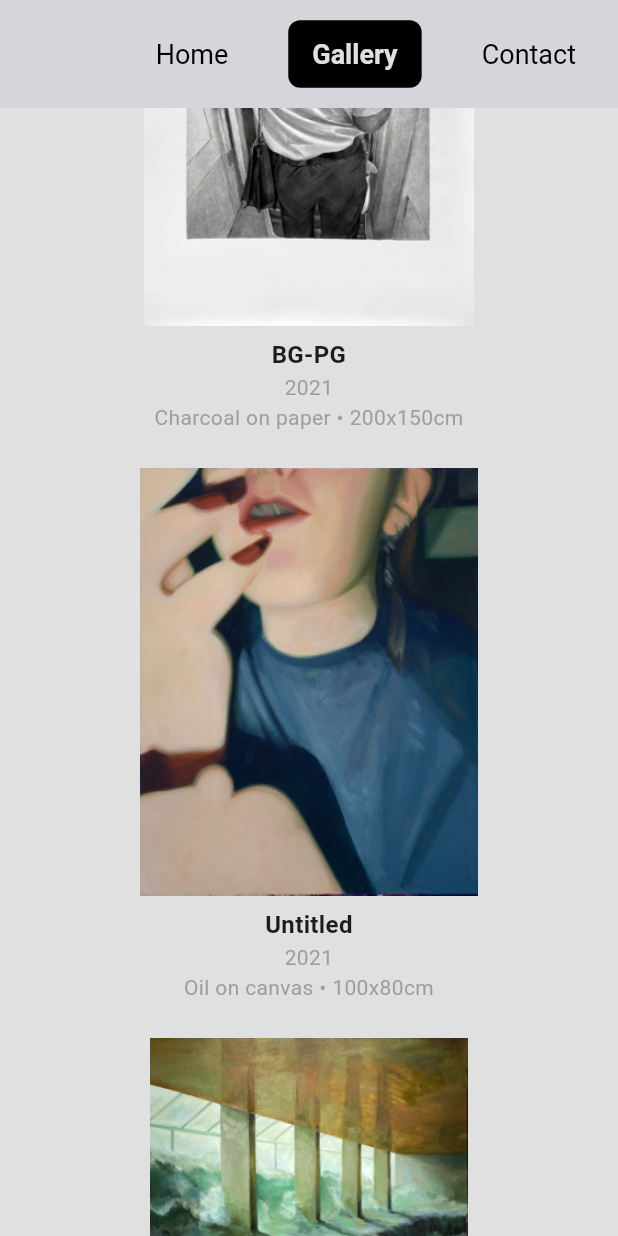
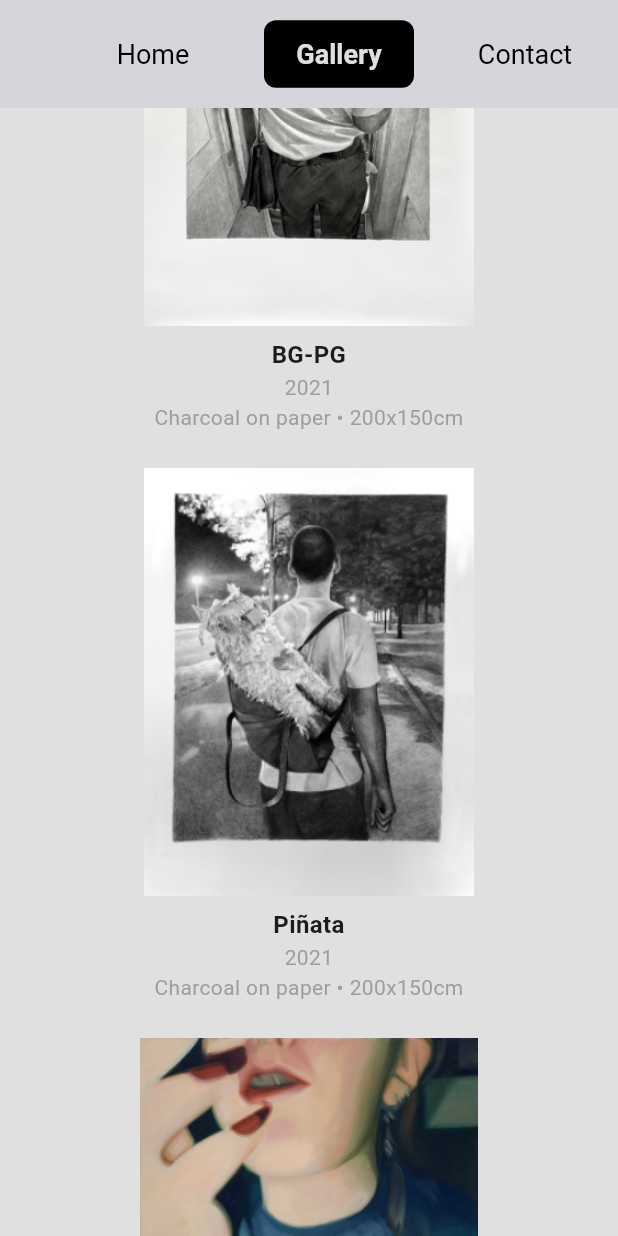
Before and after one commit to fishsalad183/exsy, a Flutter app: the GalleryScreen screen opened by its route, scrolled down 576 dp, on a phone screen of 412 x 824 dp. Run offline on Flutter 3.47's test engine with Material 3 defaults, Android fonts, the phone set to English and light mode, and no system bars; our stand-ins replace bloc, equatable, flutter_bloc, font_awesome_flutter; project files that could hold a hidden picture were left out.

Commit message:
Add artwork; improve nav button size

```diff
--- a/assets/data/albums.json
+++ b/assets/data/albums.json
@@ -4,6 +4,7 @@
     "imageUrls": [
       "assets/images/artworks/Jelena Milatović - Autoportret - Ugljen na papiru - 200x150cm - 2021.jpg",
       "assets/images/artworks/Jelena Milatović - BG-PG - Ugljen na papiru - 200x150cm - 2021.jpg",
+      "assets/images/artworks/Jelena Milatović - Pinjata - Ugljen na papiru - 200x150cm - 2021.jpg",
       "assets/images/artworks/Jelena Milatović - Bez naziva - Ugljen na papiru - 200x150cm - 2025.jpg"
     ],
     "description": null
--- a/assets/data/artworks.json
+++ b/assets/data/artworks.json
@@ -10,6 +10,14 @@
   {
     "title": "BG-PG",
     "imageUrl": "assets/images/artworks/Jelena Milatović - BG-PG - Ugljen na papiru - 200x150cm - 2021.jpg",
+    "description": null,
+    "dimensions": "200x150cm",
+    "year": 2021,
+    "technique": "Charcoal on paper"
+  },
+  {
+    "title": "Piñata",
+    "imageUrl": "assets/images/artworks/Jelena Milatović - Pinjata - Ugljen na papiru - 200x150cm - 2021.jpg",
     "description": null,
     "dimensions": "200x150cm",
     "year": 2021,
--- a/lib/screens/contact_screen.dart
+++ b/lib/screens/contact_screen.dart
@@ -86,6 +86,8 @@ class ContactScreen extends StatelessWidget {
     final bool isSelected = ModalRoute.of(context)?.settings.name == route;
     return Padding(
       padding: const EdgeInsets.symmetric(horizontal: 12.0),
+      child: SizedBox(
+        width: 100,
         child: TextButton(
           style: TextButton.styleFrom(
             backgroundColor: isSelected ? Colors.black : Colors.transparent,
@@ -107,6 +109,7 @@ class ContactScreen extends StatelessWidget {
             ),
           ),
         ),
+      ),
     );
   }
 
--- a/lib/screens/gallery_screen.dart
+++ b/lib/screens/gallery_screen.dart
@@ -153,6 +153,8 @@ class _GalleryScreenState extends State<GalleryScreen> {
     final isSelected = ModalRoute.of(context)?.settings.name?.contains('/gallery') == true && route == '/gallery';
     return Padding(
       padding: const EdgeInsets.symmetric(horizontal: 12.0),
+      child: SizedBox(
+        width: 100,
         child: TextButton(
           style: TextButton.styleFrom(
             backgroundColor: isSelected ? Colors.black : Colors.transparent,
@@ -171,6 +173,7 @@ class _GalleryScreenState extends State<GalleryScreen> {
             style: TextStyle(
               color: isSelected ? const Color(0xFFE0E0E0) : Colors.black,
               fontWeight: isSelected ? FontWeight.bold : FontWeight.normal,
+            ),
           ),
         ),
       ),
--- a/lib/screens/home_screen.dart
+++ b/lib/screens/home_screen.dart
@@ -79,6 +79,8 @@ class HomeScreen extends StatelessWidget {
     final bool isSelected = ModalRoute.of(context)?.settings.name == route;
     return Padding(
       padding: const EdgeInsets.symmetric(horizontal: 12.0),
+      child: SizedBox(
+        width: 100,
         child: TextButton(
           style: TextButton.styleFrom(
             backgroundColor: isSelected ? Colors.black : Colors.transparent,
@@ -100,6 +102,7 @@ class HomeScreen extends StatelessWidget {
             ),
           ),
         ),
+      ),
     );
   }
 }
```
Also changed, not shown: assets/images/artworks/Jelena Milatović - Pinjata - Ugljen na papiru - 200x150cm - 2021.jpg (added). Lines whose indentation alone changed are shown as unchanged.
